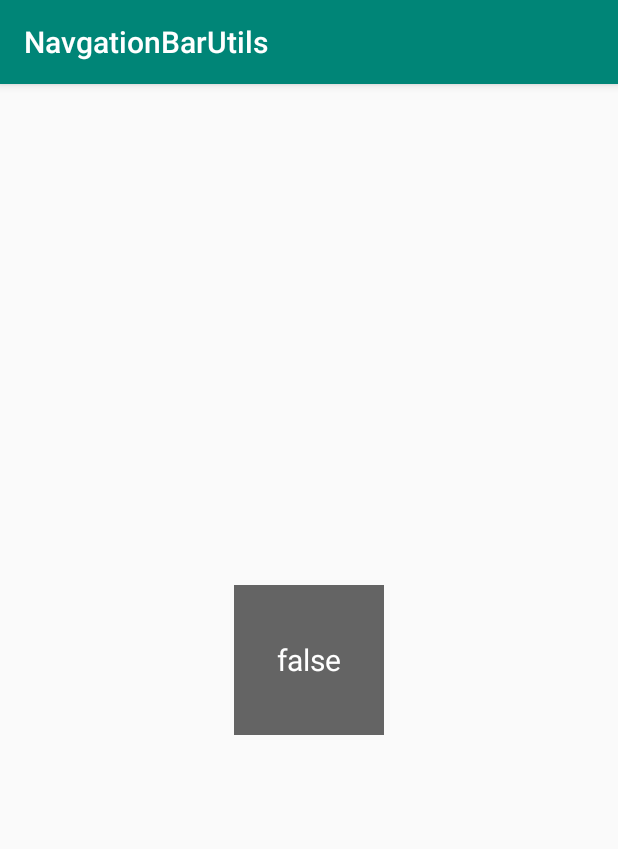
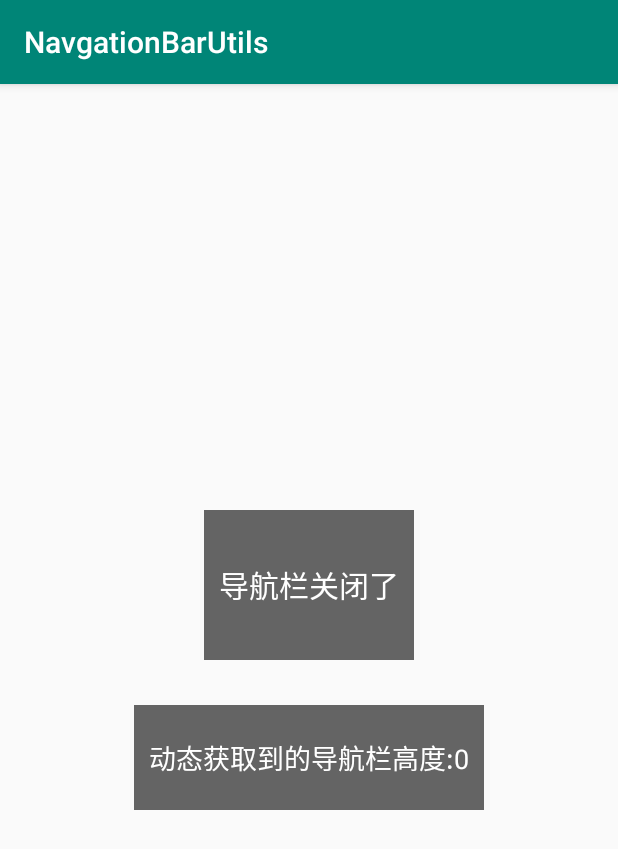
Before and after one commit to online2/NavgationBarUtils, an Android app: the screen it shows after launch (MainActivity), after a tap on "Hello World!", on a phone screen of 412 x 824 dp. Shown: the top 849 px of the screen. Run offline under Robolectric (Android 15) with nearby library versions, the phone set to English and light mode, and no system bars.

Commit message:
代码优化调整

```diff
--- a/app/src/main/java/com/linfc/www/navgationbarutils/MainActivity.java
+++ b/app/src/main/java/com/linfc/www/navgationbarutils/MainActivity.java
@@ -15,11 +15,21 @@ public class MainActivity extends AppCompatActivity {
         super.onCreate(savedInstanceState);
         setContentView(R.layout.activity_main);
         final TextView tvTest = findViewById(R.id.tvTest);
+
+        final TextView tvInfo = findViewById(R.id.tvInfo);
+
         tvTest.setOnClickListener(new View.OnClickListener() {
             @Override
             public void onClick(View v) {
-                tvTest.setText(NavgationbarUtils.navgationbarIsOpen(MainActivity.this)+"");
-                Toast.makeText(MainActivity.this, NavgationbarUtils.getNavigationBarHeight(MainActivity.this)+"", Toast.LENGTH_SHORT).show();
+                StringBuilder str = new StringBuilder();
+                if (NavgationbarUtils.navgationbarIsOpen(MainActivity.this)){
+                    str.append("导航栏开启了");
+                }else {
+                    str.append("导航栏关闭了");
+                }
+                tvTest.setText(str.toString());
+                tvInfo.setText("动态获取到的导航栏高度:"+NavgationbarUtils.getNavigationBarHeight(MainActivity.this));
+
             }
         });
     }
--- a/app/src/main/res/layout/activity_main.xml
+++ b/app/src/main/res/layout/activity_main.xml
@@ -1,8 +1,10 @@
 <?xml version="1.0" encoding="utf-8"?>
-<android.support.constraint.ConstraintLayout xmlns:android="http://schemas.android.com/apk/res/android"
+<LinearLayout xmlns:android="http://schemas.android.com/apk/res/android"
     xmlns:app="http://schemas.android.com/apk/res-auto"
     xmlns:tools="http://schemas.android.com/tools"
     android:layout_width="match_parent"
+    android:orientation="vertical"
+    android:gravity="center"
     android:layout_height="match_parent"
     tools:context=".MainActivity">
 
@@ -12,12 +14,23 @@
         android:textSize="20sp"
         android:gravity="center"
         android:id="@+id/tvTest"
-        android:layout_width="100dp"
+        android:layout_width="wrap_content"
+        android:padding="10dp"
         android:layout_height="100dp"
         android:text="Hello World!"
-        app:layout_constraintBottom_toBottomOf="parent"
-        app:layout_constraintLeft_toLeftOf="parent"
-        app:layout_constraintRight_toRightOf="parent"
-        app:layout_constraintTop_toTopOf="parent" />
+       />
 
-</android.support.constraint.ConstraintLayout>
+    <TextView
+        android:padding="10dp"
+        android:id="@+id/tvInfo"
+        android:layout_marginTop="30dp"
+        android:textColor="#fff"
+        android:background="#99000000"
+        android:textSize="18sp"
+        android:gravity="center"
+        android:layout_width="wrap_content"
+        android:layout_height="70dp"
+        android:text="Hello World!"
+       />
+
+</LinearLayout>
```
